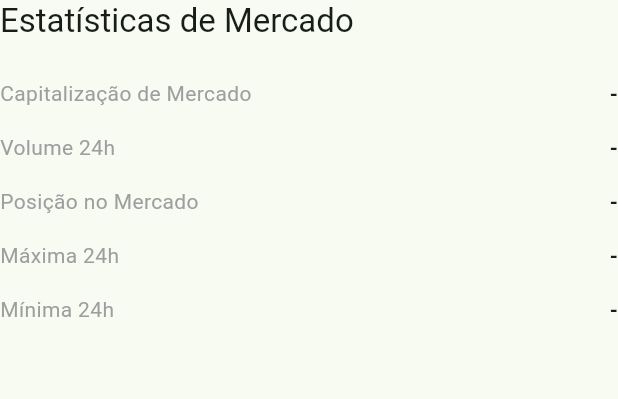
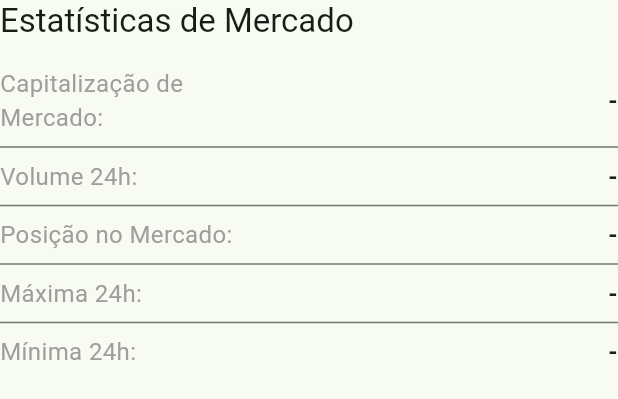
Before and after one commit to Patrickalvares/brasil_cripto, a Flutter app: the MarketStats widget shown alone on an empty page, opened directly, on a phone screen of 412 x 824 dp. Shown: the top 399 px of the screen. Run offline on Flutter 3.47's test engine with Material 3 defaults, Android fonts, the phone set to English and light mode, and no system bars; our stand-ins replace cached_network_image, dio, easy_localization, fl_chart, flutter_screenutil, get_it and 3 more; accounts and stored records are empty; network calls fail.

Commit message:
fix overflow em market stats

```diff
--- a/lib/features/coin_detail/components/market_stats.dart
+++ b/lib/features/coin_detail/components/market_stats.dart
@@ -1,5 +1,6 @@
 import 'package:easy_localization/easy_localization.dart';
 import 'package:flutter/material.dart';
+import 'package:flutter_screenutil/flutter_screenutil.dart';
 
 class MarketStats extends StatelessWidget {
   final double? marketCap;
@@ -30,12 +31,16 @@ class MarketStats extends StatelessWidget {
           label: 'market_cap'.tr(),
           value: marketCap != null ? formatter.format(marketCap) : '-',
         ),
+        Divider(color: Theme.of(context).colorScheme.outline),
         StatRow(
           label: 'volume_24h'.tr(),
           value: totalVolume != null ? formatter.format(totalVolume) : '-',
         ),
+        Divider(color: Theme.of(context).colorScheme.outline),
         StatRow(label: 'market_rank'.tr(), value: marketCapRank != null ? '#$marketCapRank' : '-'),
+        Divider(color: Theme.of(context).colorScheme.outline),
         StatRow(label: 'high_24h'.tr(), value: high24h != null ? formatter.format(high24h) : '-'),
+        Divider(color: Theme.of(context).colorScheme.outline),
         StatRow(label: 'low_24h'.tr(), value: low24h != null ? formatter.format(low24h) : '-'),
       ],
     );
@@ -50,18 +55,30 @@ class StatRow extends StatelessWidget {
 
   @override
   Widget build(BuildContext context) {
-    return Padding(
-      padding: const EdgeInsets.symmetric(vertical: 8.0),
-      child: Row(
-        mainAxisAlignment: MainAxisAlignment.spaceBetween,
-        children: [
-          Text(label, style: Theme.of(context).textTheme.bodyMedium?.copyWith(color: Colors.grey)),
-          Text(
+    return Row(
+      mainAxisAlignment: MainAxisAlignment.spaceBetween,
+      children: [
+        Expanded(
+          flex: 4,
+          child: Text(
+            '$label:',
+            style: Theme.of(
+              context,
+            ).textTheme.bodyMedium?.copyWith(color: Colors.grey, fontSize: 14.sp),
+          ),
+        ),
+        SizedBox(width: 8.w),
+        Flexible(
+          flex: 5,
+          child: Text(
             value,
-            style: Theme.of(context).textTheme.bodyMedium?.copyWith(fontWeight: FontWeight.bold),
+            textAlign: TextAlign.end,
+            style: Theme.of(
+              context,
+            ).textTheme.bodyMedium?.copyWith(fontWeight: FontWeight.bold, fontSize: 14.sp),
           ),
-        ],
-      ),
+        ),
+      ],
     );
   }
 }
```
